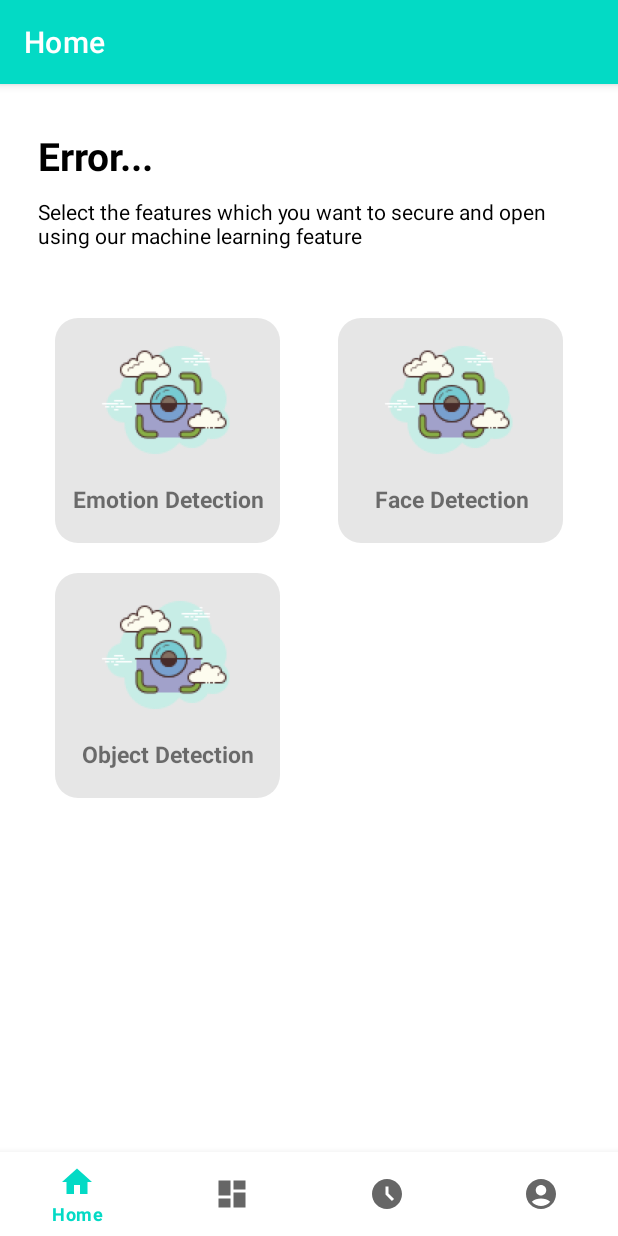
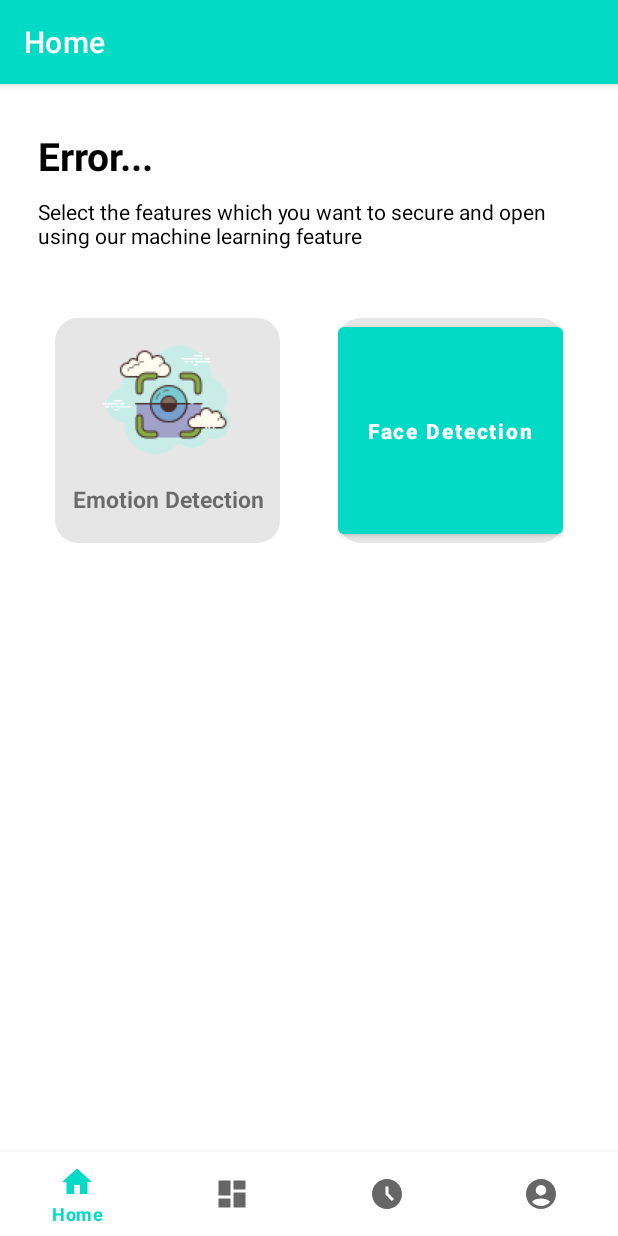
Before and after one commit to rithysokha/emootional-detection-with-gg-ml-kit, an Android app: the screen it shows after launch (MainActivity), on a phone screen of 412 x 824 dp. Run offline under Robolectric (Android 15) with nearby library versions, the light colour scheme and no system bars; our stand-ins replace navigation-ui.

Commit message:
ad_camera

```diff
--- /dev/null
+++ b/app/src/main/java/com/emotion/detector/utils/Action.kt
@@ -0,0 +1,5 @@
+package com.emotion.detector.utils
+
+enum class Action {
+    FACE_DETECTION
+}
--- a/app/src/main/res/layout/fragment_home.xml
+++ b/app/src/main/res/layout/fragment_home.xml
@@ -52,45 +52,6 @@
             app:layout_constraintStart_toStartOf="parent"
             app:layout_constraintTop_toBottomOf="@+id/description">
 
-            <androidx.constraintlayout.widget.ConstraintLayout
-                android:id="@+id/object_detection"
-                android:layout_width="150dp"
-                android:layout_height="150dp"
-                android:layout_marginStart="35dp"
-                android:layout_marginTop="20dp"
-                android:background="@drawable/rounded_circle"
-                app:layout_constraintStart_toStartOf="parent"
-                app:layout_constraintTop_toBottomOf="@+id/emotion_menu"
-                tools:ignore="TextSizeCheck">
-
-                <ImageView
-                    android:id="@+id/camera1"
-                    android:layout_width="140dp"
-                    android:layout_height="100dp"
-                    android:layout_marginTop="5dp"
-                    android:contentDescription="camera_image_photo"
-                    android:src="@drawable/camera_image"
-                    app:layout_constraintBottom_toTopOf="@id/object"
-                    app:layout_constraintEnd_toEndOf="parent"
-                    app:layout_constraintStart_toStartOf="parent"
-                    app:layout_constraintTop_toTopOf="parent" />
-
-                <TextView
-                    android:id="@+id/object"
-                    android:layout_width="wrap_content"
-                    android:layout_height="wrap_content"
-                    android:layout_marginTop="5dp"
-                    android:layout_marginBottom="20dp"
-                    android:text="Object Detection"
-                    android:textSize="15sp"
-                    android:textStyle="bold"
-                    app:layout_constraintBottom_toBottomOf="parent"
-                    app:layout_constraintEnd_toEndOf="parent"
-                    app:layout_constraintHorizontal_bias="0.518"
-                    app:layout_constraintStart_toStartOf="parent"
-                    app:layout_constraintTop_toBottomOf="@+id/camera1"
-                    tools:ignore="DuplicateIds,MissingConstraints" />
-            </androidx.constraintlayout.widget.ConstraintLayout>
 
             <androidx.constraintlayout.widget.ConstraintLayout
                 android:id="@+id/face_detection"
@@ -103,34 +64,17 @@
                 app:layout_constraintTop_toTopOf="parent"
                 tools:ignore="MissingConstraints">
 
-                <ImageView
-                    android:id="@+id/camera3"
-                    android:layout_width="140dp"
-                    android:layout_height="100dp"
-                    android:layout_marginTop="5dp"
-                    android:contentDescription="camera_image_photo"
-                    android:src="@drawable/camera_image"
-                    app:layout_constraintBottom_toTopOf="@id/face"
-                    app:layout_constraintEnd_toEndOf="parent"
-                    app:layout_constraintStart_toStartOf="parent"
-                    app:layout_constraintTop_toTopOf="parent"
-                    tools:ignore="DuplicateIds" />
-
-                <TextView
-                    android:id="@+id/face"
-                    android:layout_width="wrap_content"
-                    android:layout_height="wrap_content"
-                    android:layout_marginTop="5dp"
-                    android:layout_marginBottom="20dp"
-                    android:text="Face Detection"
-                    android:textSize="15sp"
+                <Button
+                    android:id="@+id/mesh"
+                    android:layout_width="match_parent"
+                    android:layout_height="match_parent"
+                    android:layout_gravity="center"
+                    android:drawablePadding="20dp"
+                    android:text="@string/face_detection"
+                    android:textAllCaps="false"
                     android:textStyle="bold"
                     app:layout_constraintBottom_toBottomOf="parent"
-                    app:layout_constraintEnd_toEndOf="parent"
-                    app:layout_constraintHorizontal_bias="0.518"
-                    app:layout_constraintStart_toStartOf="parent"
-                    app:layout_constraintTop_toBottomOf="@+id/camera3"
-                    tools:ignore="DuplicateIds,MissingConstraints" />
+                    tools:layout_editor_absoluteX="0dp" />
             </androidx.constraintlayout.widget.ConstraintLayout>
 
             <androidx.constraintlayout.widget.ConstraintLayout
--- a/app/src/main/res/values/strings.xml
+++ b/app/src/main/res/values/strings.xml
@@ -10,4 +10,5 @@
     <string name="placeholder_phone">Phone</string>
     <string name="placeholder_dob">Date of Birth</string>
     <string name="placeholder_address">Address</string>
+    <string name="face_detection">Face Detection</string>
 </resources>
```
Also changed, not shown: app/build.gradle.kts (+16 -0 lines), app/src/main/AndroidManifest.xml (+12 -5 lines), app/src/main/java/com/emotion/detector/activity/FaceBox.kt (added, +29 -0 lines), app/src/main/java/com/emotion/detector/activity/FaceBoxOverlay.kt (added, +66 -0 lines), app/src/main/java/com/emotion/detector/activity/FaceDetectionActivity.kt (added, +115 -0 lines), app/src/main/java/com/emotion/detector/ui/CameraXViewModel.kt (added, +32 -0 lines), app/src/main/java/com/emotion/detector/ui/home/HomeFragment.kt (+49 -4 lines), app/src/main/java/com/emotion/detector/utils/Utils.kt (added, +32 -0 lines), app/src/main/res/layout/activity_face_detection.xml (added, +30 -0 lines).
